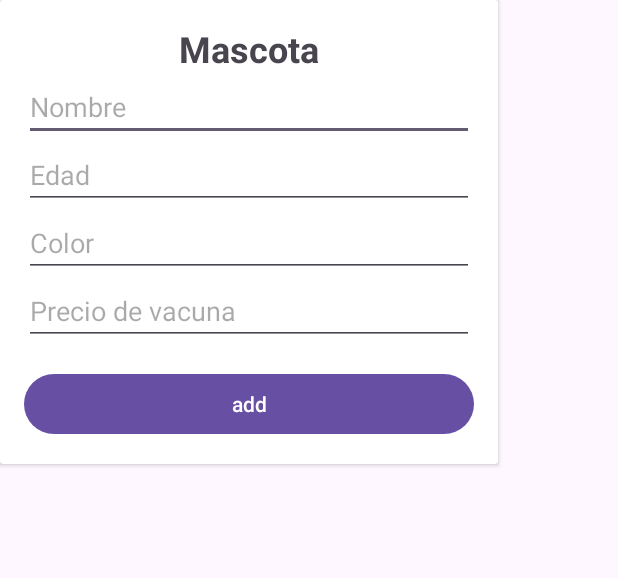
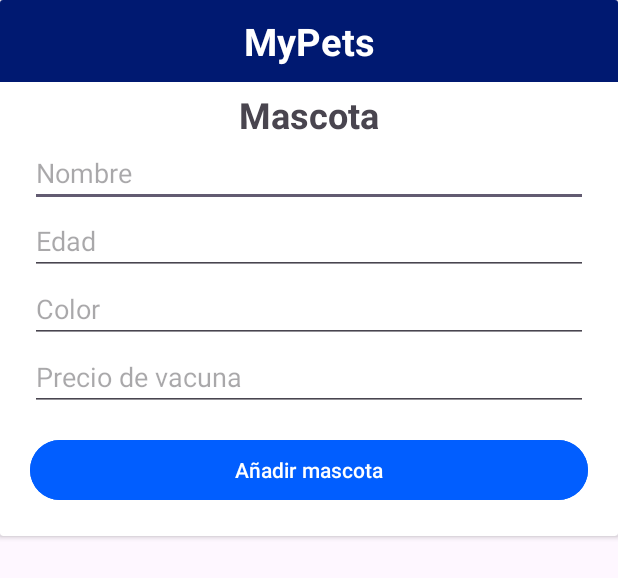
Before and after one commit to S4nti4go3/end, an Android app: the layout fragment_create_pet.xml on its own in the app's theme, with its tools: preview values and no code run, on a phone screen of 412 x 824 dp. Shown: the top 578 px of the screen. Run offline under Robolectric (Android 15) with nearby library versions, the phone set to English and light mode, and no system bars.

Commit message:
Act diseño fragment_create_pet.xml

```diff
--- a/app/src/main/res/layout/fragment_create_pet.xml
+++ b/app/src/main/res/layout/fragment_create_pet.xml
@@ -2,17 +2,29 @@
 <androidx.cardview.widget.CardView xmlns:android="http://schemas.android.com/apk/res/android"
     xmlns:app="http://schemas.android.com/apk/res-auto"
     xmlns:tools="http://schemas.android.com/tools"
-    android:layout_width="wrap_content"
+    android:layout_width="match_parent"
     android:layout_height="wrap_content"
     tools:context=".CreatePetFragment">
 
+    <TextView
+        android:id="@+id/headerTextView"
+        android:layout_width="match_parent"
+        android:layout_height="wrap_content"
+        android:background="@color/AzulOscuro"
+        android:padding="10dp"
+        android:text="MyPets"
+        android:textColor="@android:color/white"
+        android:textSize="25sp"
+        android:textAlignment="center"
+        android:textStyle="bold" />
+
     <LinearLayout
-        android:layout_width="300dp"
+        android:layout_width="match_parent"
         android:layout_height="wrap_content"
-        android:layout_marginStart="16dp"
-        android:layout_marginTop="16dp"
-        android:layout_marginEnd="16dp"
-        android:layout_marginBottom="16dp"
+        android:layout_marginStart="20dp"
+        android:layout_marginTop="60dp"
+        android:layout_marginEnd="20dp"
+        android:layout_marginBottom="20dp"
         android:orientation="vertical">
 
         <TextView
@@ -63,6 +75,7 @@
             android:id="@+id/btn_add"
             android:layout_width="match_parent"
             android:layout_height="wrap_content"
-            android:text="add" />
+            android:backgroundTint="@color/AzulClaro"
+            android:text="Añadir mascota" />
     </LinearLayout>
 </androidx.cardview.widget.CardView>
```
